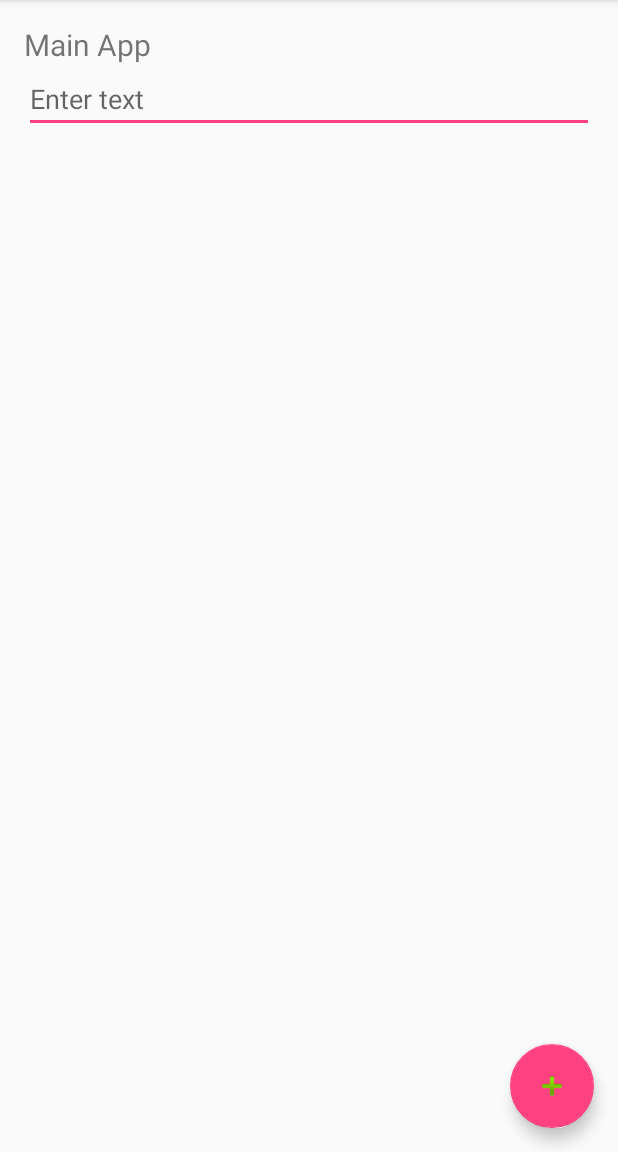
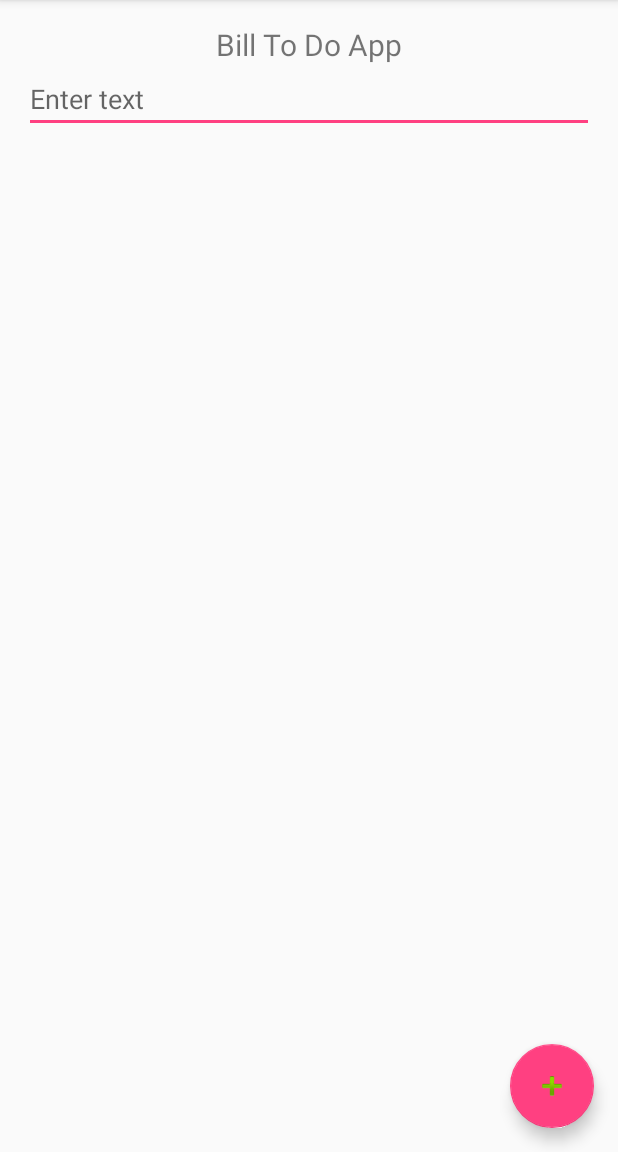
Before and after one commit to Billy1301/To-Do-List-app, an Android app: the screen it shows after launch (MainActivity), on a phone screen of 412 x 824 dp, the part 84-1236 px from its top. Run offline under Robolectric (Android 15) with nearby library versions, the phone set to English and light mode, and no system bars.

```diff
--- a/BillProject1/app/src/main/java/com/example/billy/billproject1/MainActivity.java
+++ b/BillProject1/app/src/main/java/com/example/billy/billproject1/MainActivity.java
@@ -13,11 +13,8 @@ import android.widget.AdapterView;
 import android.widget.ArrayAdapter;
 import android.widget.EditText;
 import android.widget.ListView;
-import android.widget.TextView;
-import android.widget.Toast;
 
 import java.util.ArrayList;
-import java.util.LinkedList;
 
 public class MainActivity extends AppCompatActivity {
 
@@ -36,15 +33,12 @@ public class MainActivity extends AppCompatActivity {
         setSupportActionBar(toolbar);
 
         setView();
-//        toList();
-
         activity_result = new Intent(this, ResultActivity.class);
 
-        myStringList = new ArrayList<>();
+        setAdapter();
 
-        myAdapter = new ArrayAdapter<String>(this, android.R.layout.simple_list_item_1, myStringList);
-        myListView.setAdapter(myAdapter);
 
+        // click on position to open up the List to add listings
         myListView.setOnItemClickListener(new AdapterView.OnItemClickListener() {
             @Override
             public void onItemClick(AdapterView<?> parent, View view, int position, long id) {
@@ -55,12 +49,13 @@ public class MainActivity extends AppCompatActivity {
                 startActivity(intent);
 
 
-                Snackbar.make(view, "Bill, Create your own acton!!!", Snackbar.LENGTH_LONG) //remember to comment it out
-                        .setAction("Action", null).show();
+        //        Snackbar.make(view, " Create your own acton!!!", Snackbar.LENGTH_LONG)  //remember to comment it out
+        //                .setAction("Action", null).show();
 
 
             }
         });
+
 
         FloatingActionButton fab = (FloatingActionButton) findViewById(R.id.fab);
         fab.setOnClickListener(new View.OnClickListener() {
@@ -81,6 +76,7 @@ public class MainActivity extends AppCompatActivity {
                 }
             }
         });
+
 
         myListView.setOnItemLongClickListener(new AdapterView.OnItemLongClickListener() {
             @Override
@@ -123,25 +119,13 @@ public class MainActivity extends AppCompatActivity {
 
     }
 
-//    private void toList(){
-//
-//
-//
-//        }
-//    }
+    public void setAdapter(){
 
-////    private void setOnItemClickListener() {
-////
-////        myAdapter.setOnItemClickListener(new AdapterView.OnItemClickListener() {
-////            @Override
-////            public void onItemClick(AdapterView<?> parent, View view, int position, long id) {
-////
-////
-////                String toastString = "Clicked on item pos: " + position + " with id: " + id + "item name: " +
-////                        parent.getAdapter().getItem(position);
-////
-////                Toast.makeText(MainActivity.this, toastString, Toast.LENGTH_SHORT).show();
-////            }
-////        });
-//    }
+        myStringList = new ArrayList<>();
+
+        myAdapter = new ArrayAdapter<String>(this, android.R.layout.simple_list_item_1, myStringList);
+        myListView.setAdapter(myAdapter);
+
+    }
+
 }
--- a/BillProject1/app/src/main/res/layout/content_main.xml
+++ b/BillProject1/app/src/main/res/layout/content_main.xml
@@ -16,10 +16,10 @@
     <TextView
         android:layout_width="wrap_content"
         android:layout_height="wrap_content"
-        android:text="Main App"
+        android:text="Bill To Do App"
         android:textSize="20dp"
         android:id="@+id/textView1"
-
+        android:layout_gravity="center"
         />
 
     <EditText
```
Also changed, not shown: BillProject1/app/src/main/java/com/example/billy/billproject1/ResultActivity.java (+29 -9 lines), BillProject1/app/src/main/res/layout/content_result.xml (+11 -8 lines), 1 other file.
